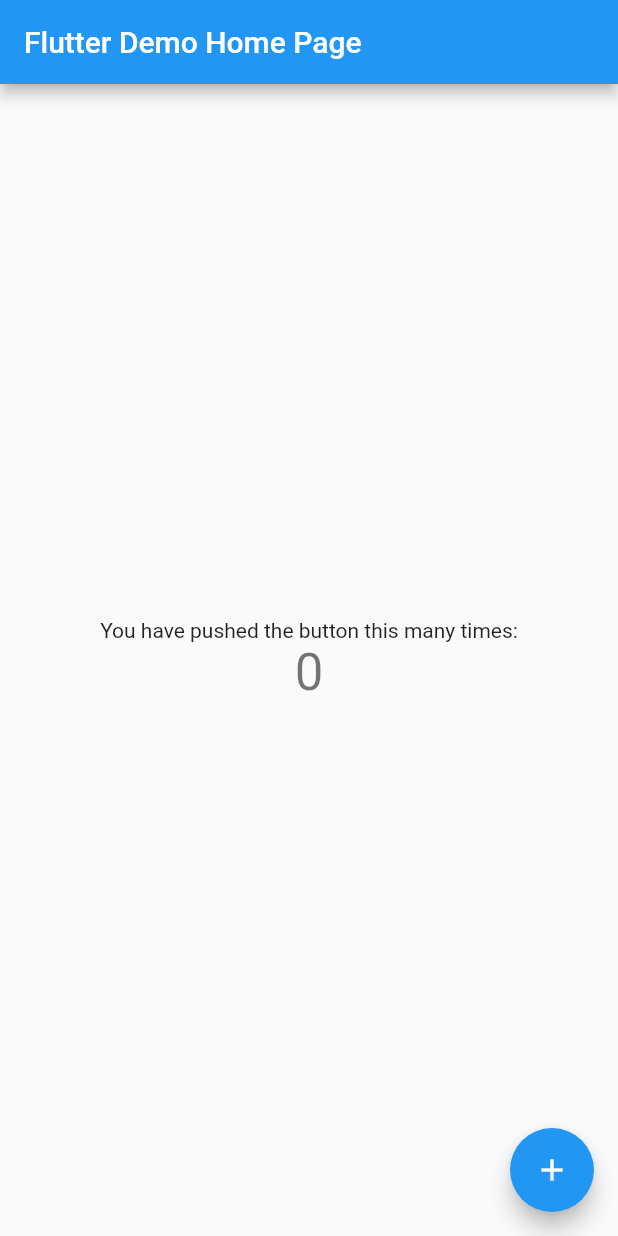
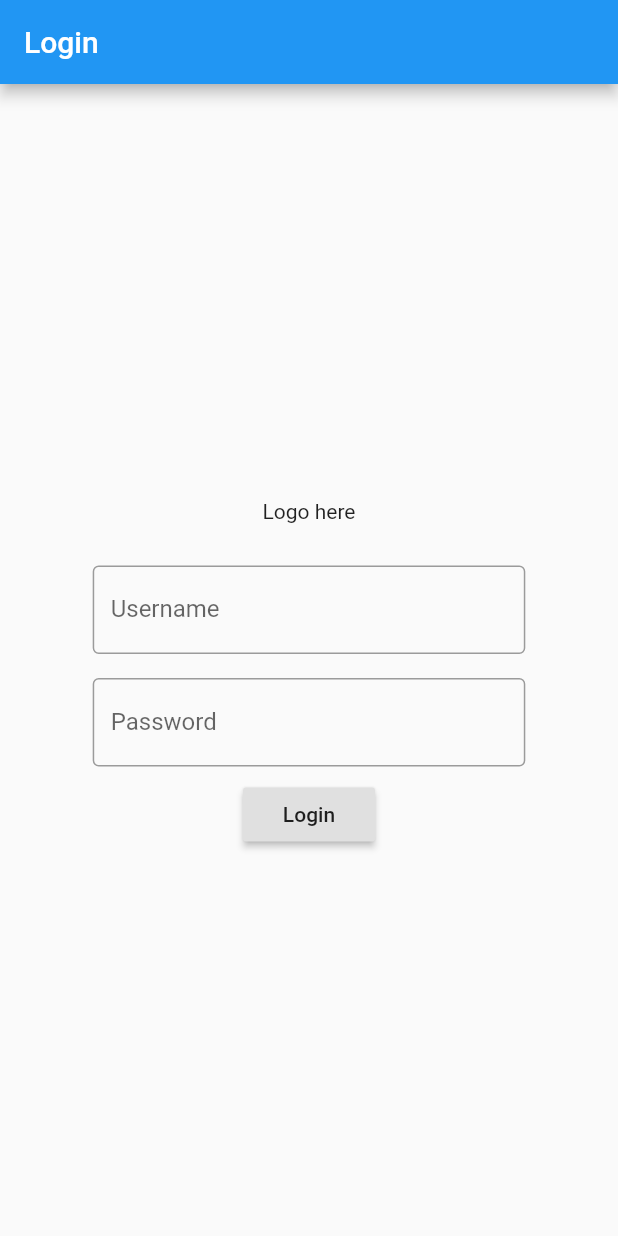
Before and after one commit to JKBustillo/Karma-flutter, a Flutter app: the screen it shows after launch, on a phone screen of 412 x 824 dp. Run offline on Flutter 3.47's test engine with Material 2 defaults, Android fonts, the phone set to English and light mode, and no system bars.

Commit message:
build(widgets): login widget added

```diff
--- a/lib/main.dart
+++ b/lib/main.dart
@@ -1,117 +1,11 @@
 import 'package:flutter/material.dart';
+import 'package:karma_flutter/widgets/login.dart';
 
 void main() {
-  runApp(MyApp());
+  runApp(
+    MaterialApp(
+      debugShowCheckedModeBanner: false,
+      home: Login(),
+    ),
+  );
 }
-
-class MyApp extends StatelessWidget {
-  // This widget is the root of your application.
-  @override
-  Widget build(BuildContext context) {
-    return MaterialApp(
-      title: 'Flutter Demo',
-      theme: ThemeData(
-        // This is the theme of your application.
-        //
-        // Try running your application with "flutter run". You'll see the
-        // application has a blue toolbar. Then, without quitting the app, try
-        // changing the primarySwatch below to Colors.green and then invoke
-        // "hot reload" (press "r" in the console where you ran "flutter run",
-        // or simply save your changes to "hot reload" in a Flutter IDE).
-        // Notice that the counter didn't reset back to zero; the application
-        // is not restarted.
-        primarySwatch: Colors.blue,
-        // This makes the visual density adapt to the platform that you run
-        // the app on. For desktop platforms, the controls will be smaller and
-        // closer together (more dense) than on mobile platforms.
-        visualDensity: VisualDensity.adaptivePlatformDensity,
-      ),
-      home: MyHomePage(title: 'Flutter Demo Home Page'),
-    );
-  }
-}
-
-class MyHomePage extends StatefulWidget {
-  MyHomePage({Key key, this.title}) : super(key: key);
-
-  // This widget is the home page of your application. It is stateful, meaning
-  // that it has a State object (defined below) that contains fields that affect
-  // how it looks.
-
-  // This class is the configuration for the state. It holds the values (in this
-  // case the title) provided by the parent (in this case the App widget) and
-  // used by the build method of the State. Fields in a Widget subclass are
-  // always marked "final".
-
-  final String title;
-
-  @override
-  _MyHomePageState createState() => _MyHomePageState();
-}
-
-class _MyHomePageState extends State<MyHomePage> {
-  int _counter = 0;
-
-  void _incrementCounter() {
-    setState(() {
-      // This call to setState tells the Flutter framework that something has
-      // changed in this State, which causes it to rerun the build method below
-      // so that the display can reflect the updated values. If we changed
-      // _counter without calling setState(), then the build method would not be
-      // called again, and so nothing would appear to happen.
-      _counter++;
-    });
-  }
-
-  @override
-  Widget build(BuildContext context) {
-    // This method is rerun every time setState is called, for instance as done
-    // by the _incrementCounter method above.
-    //
-    // The Flutter framework has been optimized to make rerunning build methods
-    // fast, so that you can just rebuild anything that needs updating rather
-    // than having to individually change instances of widgets.
-    return Scaffold(
-      appBar: AppBar(
-        // Here we take the value from the MyHomePage object that was created by
-        // the App.build method, and use it to set our appbar title.
-        title: Text(widget.title),
-      ),
-      body: Center(
-        // Center is a layout widget. It takes a single child and positions it
-        // in the middle of the parent.
-        child: Column(
-          // Column is also a layout widget. It takes a list of children and
-          // arranges them vertically. By default, it sizes itself to fit its
-          // children horizontally, and tries to be as tall as its parent.
-          //
-          // Invoke "debug painting" (press "p" in the console, choose the
-          // "Toggle Debug Paint" action from the Flutter Inspector in Android
-          // Studio, or the "Toggle Debug Paint" command in Visual Studio Code)
-          // to see the wireframe for each widget.
-          //
-          // Column has various properties to control how it sizes itself and
-          // how it positions its children. Here we use mainAxisAlignment to
-          // center the children vertically; the main axis here is the vertical
-          // axis because Columns are vertical (the cross axis would be
-          // horizontal).
-          mainAxisAlignment: MainAxisAlignment.center,
-          children: <Widget>[
-            Text(
-              'You have pushed the button this many times:',
-            ),
-            Text(
-              '$_counter',
-              style: Theme.of(context).textTheme.headline4,
-            ),
-          ],
-        ),
-      ),
-      floatingActionButton: FloatingActionButton(
-        onPressed: _incrementCounter,
-        tooltip: 'Increment',
-        child: Icon(Icons.add),
-      ), // This trailing comma makes auto-formatting nicer for build methods.
-    );
-  }
-}
--- /dev/null
+++ b/lib/widgets/login.dart
@@ -0,0 +1,76 @@
+import 'package:flutter/cupertino.dart';
+import 'package:flutter/material.dart';
+
+class Login extends StatefulWidget {
+  @override
+  _LoginState createState() => _LoginState();
+}
+
+class _LoginState extends State<Login> {
+  final _userNameController = TextEditingController();
+  final _passwordController = TextEditingController();
+  String _userName = "";
+  String _password = "";
+  @override
+  void dispose() {
+    _userNameController.dispose();
+    _passwordController.dispose();
+    super.dispose();
+  }
+
+  @override
+  Widget build(BuildContext context) {
+    return Scaffold(
+      appBar: new AppBar(
+        title: new Text("Login"),
+      ),
+      body: new Container(
+        margin: const EdgeInsets.all(8.0),
+        child: Column(
+          crossAxisAlignment: CrossAxisAlignment.center,
+          mainAxisAlignment: MainAxisAlignment.center,
+          children: <Widget>[
+            Container(
+              alignment: Alignment.center,
+              margin: const EdgeInsets.all(20.0),
+              child: Text("Logo here"),
+            ),
+            Container(
+              width: MediaQuery.of(context).size.width * 0.7,
+              margin: const EdgeInsets.all(8.0),
+              alignment: Alignment.center,
+              child: TextField(
+                controller: _userNameController,
+                decoration: InputDecoration(
+                  border: OutlineInputBorder(),
+                  labelText: "Username",
+                ),
+              ),
+            ),
+            Container(
+              width: MediaQuery.of(context).size.width * 0.7,
+              margin: const EdgeInsets.all(8.0),
+              alignment: Alignment.center,
+              child: TextField(
+                controller: _passwordController,
+                decoration: InputDecoration(
+                  border: OutlineInputBorder(),
+                  labelText: "Password",
+                ),
+              ),
+            ),
+            RaisedButton(
+                child: Text("Login"),
+                onPressed: () {
+                  setState(() {
+                    _userName = _userNameController.text;
+                    _password = _passwordController.text;
+                    print(_userName);
+                  });
+                }),
+          ],
+        ),
+      ),
+    );
+  }
+}
--- a/pubspec.yaml
+++ b/pubspec.yaml
@@ -43,11 +43,9 @@ flutter:
   # included with your application, so that you can use the icons in
   # the material Icons class.
   uses-material-design: true
+  assets:
+    - assets/images/
 
-  # To add assets to your application, add an assets section, like this:
-  # assets:
-  #   - images/a_dot_burr.jpeg
-  #   - images/a_dot_ham.jpeg
 
   # An image asset can refer to one or more resolution-specific "variants", see
   # https://flutter.dev/assets-and-images/#resolution-aware.
```
Also changed, not shown: assets/images/bird.jpg (added), assets/images/karma.svg (added), pubspec.lock.
